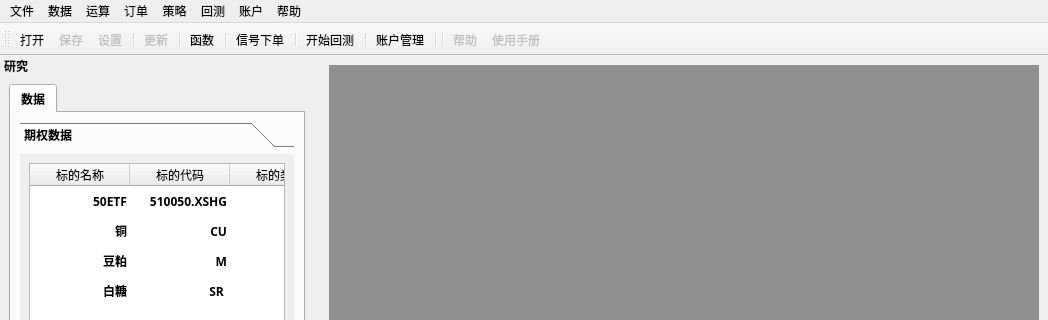
Old version of the form ui/main.ui in the repository fj11/backtesters; both pictures show x 0 to 1048 and y 0 to 320 of the 1048 by 814 pixel window.
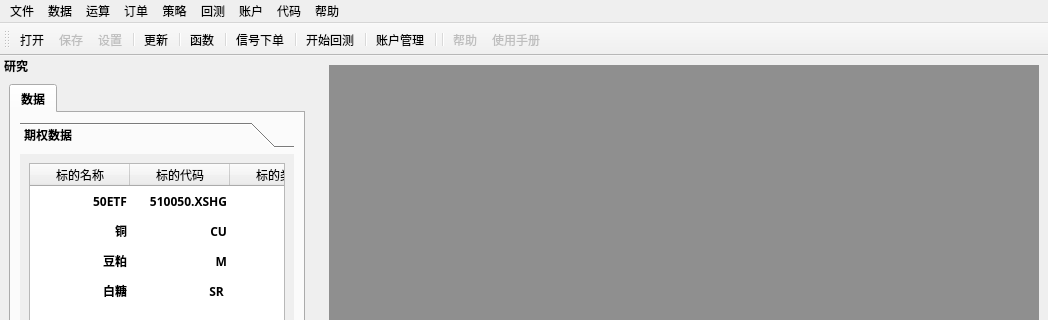
New version of the form. Icons and pictures are not drawn.

```diff
--- a/ui/main.ui
+++ b/ui/main.ui
@@ -117,6 +117,13 @@
     <addaction name="separator"/>
     <addaction name="actionacounts"/>
    </widget>
+   <widget class="QMenu" name="menu_2">
+    <property name="title">
+     <string>代码</string>
+    </property>
+    <addaction name="actioncoding"/>
+    <addaction name="actionrun"/>
+   </widget>
    <addaction name="file"/>
    <addaction name="data"/>
    <addaction name="indicator"/>
@@ -124,6 +131,7 @@
    <addaction name="strategy"/>
    <addaction name="backtest"/>
    <addaction name="menu"/>
+   <addaction name="menu_2"/>
    <addaction name="help"/>
   </widget>
   <widget class="QStatusBar" name="statusbar"/>
@@ -718,7 +726,7 @@
   </action>
   <action name="actionupdate">
    <property name="enabled">
-    <bool>false</bool>
+    <bool>true</bool>
    </property>
    <property name="icon">
     <iconset>
```
Left out of the diff: 14 changed lines with no effect on the pictures.
